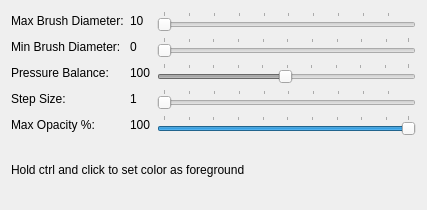
First picture: the form in designer/PencilOptionsWidgetUi.ui, repository skitzycat/beedraw, before the edit.
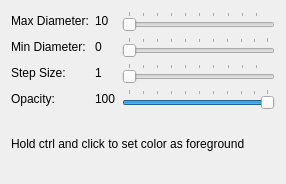
Second picture: the form after the edit.

Commit message: shortcut keys for current drawing window should now work regardless of what subwindow has focus currently

The edit to the form file:
```diff
--- a/designer/PencilOptionsWidgetUi.ui
+++ b/designer/PencilOptionsWidgetUi.ui
@@ -1,12 +1,12 @@
 <ui version="4.0" >
  <class>PencilOptionsWidget</class>
- <widget class="QWidget" name="PencilOptionsWidget" >
-  <property name="geometry" >
+ <widget class="QWidget" name="PencilOptionsWidget">
+  <property name="geometry">
    <rect>
     <x>0</x>
     <y>0</y>
-    <width>427</width>
-    <height>210</height>
+    <width>286</width>
+    <height>184</height>
    </rect>
   </property>
   <property name="windowTitle" >
@@ -14,11 +14,11 @@
   </property>
   <layout class="QVBoxLayout" >
    <item>
-    <layout class="QGridLayout" >
-     <item row="0" column="0" >
-      <widget class="QLabel" name="label" >
-       <property name="text" >
-        <string>Max Brush Diameter:</string>
+    <layout class="QGridLayout">
+     <item row="0" column="0">
+      <widget class="QLabel" name="label">
+       <property name="text">
+        <string>Max Diameter:</string>
        </property>
       </widget>
      </item>
@@ -45,10 +45,10 @@
        </property>
       </widget>
      </item>
-     <item row="1" column="0" >
-      <widget class="QLabel" name="label_5" >
-       <property name="text" >
-        <string>Min Brush Diameter:</string>
+     <item row="1" column="0">
+      <widget class="QLabel" name="label_5">
+       <property name="text">
+        <string>Min Diameter:</string>
        </property>
       </widget>
      </item>
@@ -59,75 +59,23 @@
        </property>
       </widget>
      </item>
-     <item row="1" column="2" >
-      <widget class="QSlider" name="horizontalSlider" >
-       <property name="enabled" >
-        <bool>false</bool>
-       </property>
-       <property name="orientation" >
-        <enum>Qt::Horizontal</enum>
-       </property>
-       <property name="tickPosition" >
-        <enum>QSlider::TicksAbove</enum>
-       </property>
-      </widget>
-     </item>
-     <item row="2" column="0" >
-      <widget class="QLabel" name="label_2" >
-       <property name="text" >
-        <string>Pressure Balance:</string>
-       </property>
-      </widget>
-     </item>
-     <item row="2" column="1" >
-      <widget class="QLabel" name="pressurebalancedisplay" >
-       <property name="text" >
-        <string>100</string>
-       </property>
-      </widget>
-     </item>
-     <item row="2" column="2" >
-      <widget class="QSlider" name="pressurebalance" >
-       <property name="enabled" >
-        <bool>false</bool>
-       </property>
-       <property name="minimum" >
-        <number>1</number>
-       </property>
-       <property name="maximum" >
-        <number>200</number>
-       </property>
-       <property name="value" >
-        <number>100</number>
-       </property>
-       <property name="orientation" >
-        <enum>Qt::Horizontal</enum>
-       </property>
-       <property name="tickPosition" >
-        <enum>QSlider::TicksAbove</enum>
-       </property>
-       <property name="tickInterval" >
-        <number>20</number>
-       </property>
-      </widget>
-     </item>
-     <item row="3" column="0" >
-      <widget class="QLabel" name="label_3" >
-       <property name="text" >
+     <item row="2" column="0">
+      <widget class="QLabel" name="label_3">
+       <property name="text">
         <string>Step Size:</string>
        </property>
       </widget>
      </item>
-     <item row="3" column="1" >
-      <widget class="QLabel" name="stepsizedisplay" >
-       <property name="text" >
+     <item row="2" column="1">
+      <widget class="QLabel" name="stepsizedisplay">
+       <property name="text">
         <string>1</string>
        </property>
       </widget>
      </item>
-     <item row="3" column="2" >
-      <widget class="QSlider" name="stepsize" >
-       <property name="minimum" >
+     <item row="2" column="2">
+      <widget class="QSlider" name="stepsize">
+       <property name="minimum">
         <number>1</number>
        </property>
        <property name="orientation" >
@@ -138,16 +86,16 @@
        </property>
       </widget>
      </item>
-     <item row="4" column="1" >
-      <widget class="QLabel" name="opacitydisplay" >
-       <property name="text" >
+     <item row="3" column="1">
+      <widget class="QLabel" name="opacitydisplay">
+       <property name="text">
         <string>100</string>
        </property>
       </widget>
      </item>
-     <item row="4" column="2" >
-      <widget class="QSlider" name="opacity" >
-       <property name="minimum" >
+     <item row="3" column="2">
+      <widget class="QSlider" name="opacity">
+       <property name="minimum">
         <number>1</number>
        </property>
        <property name="maximum" >
@@ -164,10 +112,23 @@
        </property>
       </widget>
      </item>
-     <item row="4" column="0" >
-      <widget class="QLabel" name="label_6" >
-       <property name="text" >
-        <string>Max Opacity %:</string>
+     <item row="3" column="0">
+      <widget class="QLabel" name="label_6">
+       <property name="text">
+        <string>Opacity:</string>
+       </property>
+      </widget>
+     </item>
+     <item row="1" column="2">
+      <widget class="QSlider" name="horizontalSlider">
+       <property name="enabled">
+        <bool>false</bool>
+       </property>
+       <property name="orientation">
+        <enum>Qt::Horizontal</enum>
+       </property>
+       <property name="tickPosition">
+        <enum>QSlider::TicksAbove</enum>
        </property>
       </widget>
      </item>
@@ -178,6 +139,9 @@
      <property name="text" >
       <string>Hold ctrl and click to set color as foreground</string>
      </property>
+     <property name="wordWrap">
+      <bool>true</bool>
+     </property>
     </widget>
    </item>
   </layout>
```
Left out of the diff: 59 changed lines with no effect on the pictures. The commit also changes 5 other files.
